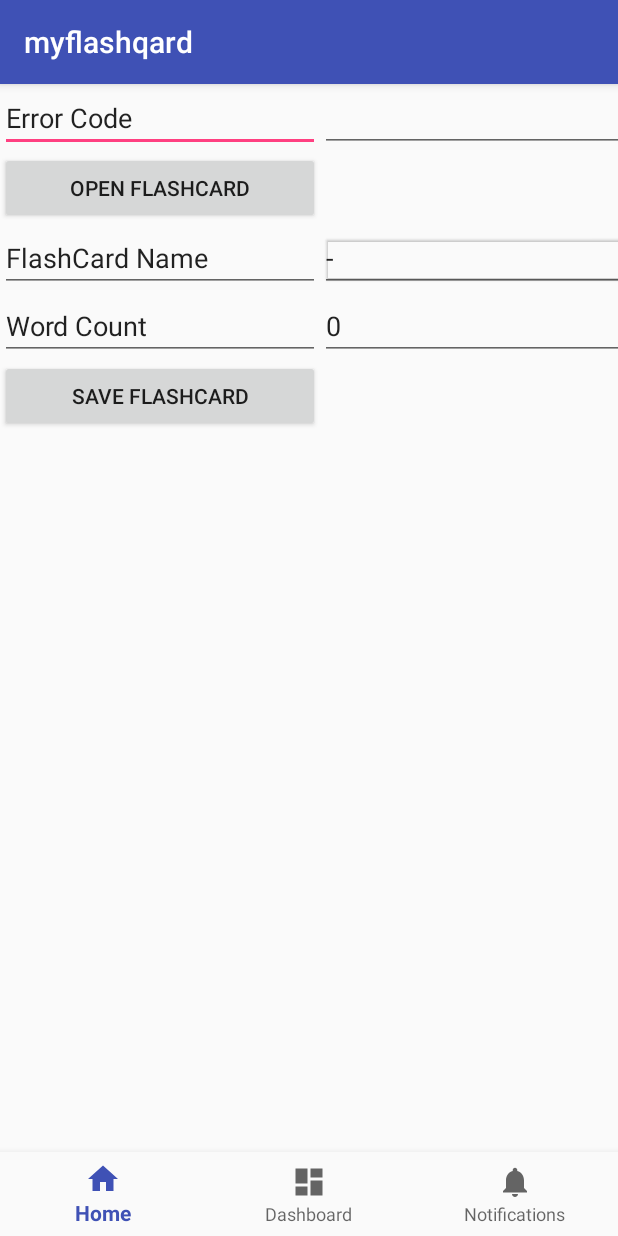
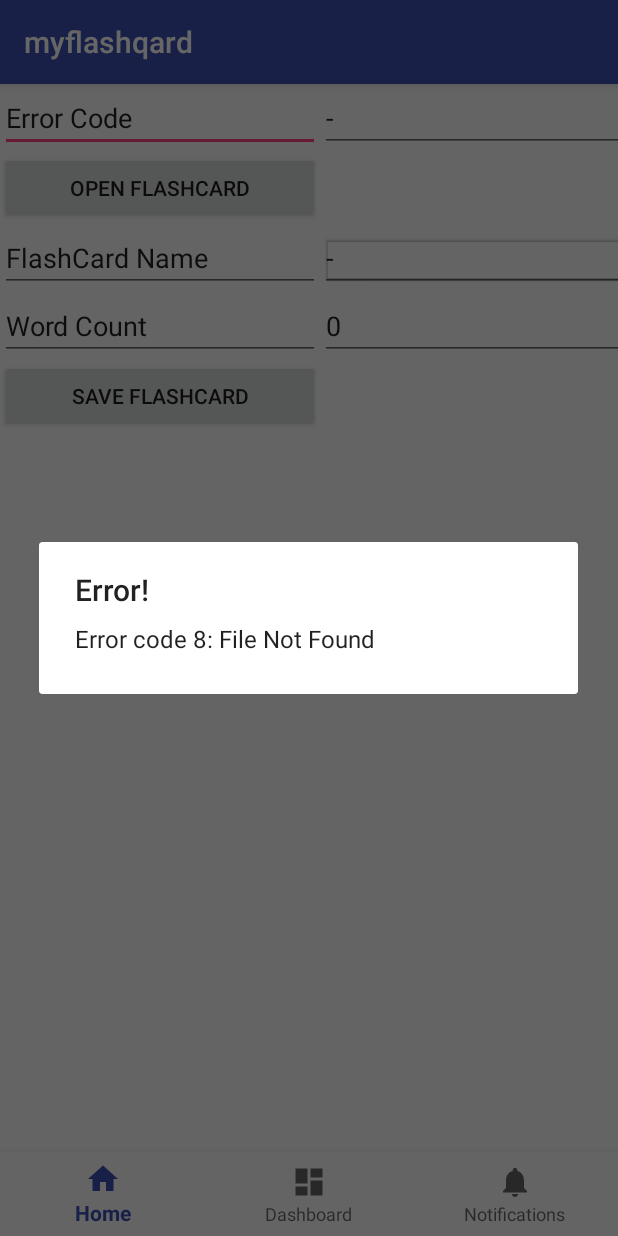
Before and after one commit to refigh/MyFlashQard, an Android app: the screen it shows after launch (MainActivity), after a tap on "OPEN FLASHCARD", on a phone screen of 412 x 824 dp. Run offline under Robolectric (Android 15) with nearby library versions, the phone set to English and light mode, and no system bars.

Commit message:
- Asking for "storage permission" added. - "Error code" table and dialog box mechanism added.

```diff
--- a/app/build.gradle
+++ b/app/build.gradle
@@ -2,7 +2,7 @@ apply plugin: 'com.android.application'
 
 android {
     compileSdkVersion 25
-    buildToolsVersion "25.0.3"
+    buildToolsVersion '25.0.3'
     defaultConfig {
         applicationId 'com.hamze.myflashqard'
         minSdkVersion 15
--- a/app/src/main/AndroidManifest.xml
+++ b/app/src/main/AndroidManifest.xml
@@ -19,5 +19,6 @@
             </intent-filter>
         </activity>
     </application>
-    <uses-permission android:name="android.permission.WRITE_EXTERNAL_STORAGE"></uses-permission>
+    <uses-permission android:name="android.permission.WRITE_EXTERNAL_STORAGE" />
+
 </manifest>
--- a/app/src/main/java/com/hamze/myflashqard/MainActivity.java
+++ b/app/src/main/java/com/hamze/myflashqard/MainActivity.java
@@ -1,8 +1,14 @@
 package com.hamze.myflashqard;
 
+
+import android.Manifest;
+import android.content.pm.PackageManager;
 import android.os.Bundle;
 import android.support.annotation.NonNull;
 import android.support.design.widget.BottomNavigationView;
+import android.support.v4.app.ActivityCompat;
+import android.support.v4.content.ContextCompat;
+import android.support.v7.app.AlertDialog;
 import android.support.v7.app.AppCompatActivity;
 import android.view.MenuItem;
 import android.view.View;
@@ -17,12 +23,15 @@ public class MainActivity extends AppCompatActivity { //implements View.OnClickL
     private TextView editText_flashcard_name;
 
     //buttons
+    private Button button_save;
     private Button button_open;
-    private Button button_save;
 
 
+    // Error code holder
+    private error error_obj = new error();
+
     //define an empty flashcard collection. this is the main data structure which the file will be read in to it.
-    private flashcard_collectin my_fc_col = new flashcard_collectin();
+    private flashcard_collectin my_fc_col = new flashcard_collectin(this);
 
 
     //----------------------------------------------------------------------------------------
@@ -70,10 +79,14 @@ public class MainActivity extends AppCompatActivity { //implements View.OnClickL
         button_save = (Button) findViewById(R.id.button_save);
         button_save.setOnClickListener(button_save_OnClickListener);
 
-
         editText_wordcnt = (TextView) findViewById(R.id.editText_wordcnt);
         editText_Error_indicator = (TextView) findViewById(R.id.editText_Error_indicator);
         editText_flashcard_name = (TextView) findViewById(R.id.editText_flashcard_name);
+
+        // request for application permission at run time.
+        // Note that permissions should be set inside AndroidManifest.xml file before hand.
+        permission_request();
+
 
     }
 
@@ -83,23 +96,23 @@ public class MainActivity extends AppCompatActivity { //implements View.OnClickL
     //----------------------------------------------------------------------------------------
     //On click listener for button_open
     final View.OnClickListener button_open_OnClickListener = new View.OnClickListener() {
+        @Override
         public void onClick(final View v) {
 
             String file_path = "";
-            String error_msg = "";
 
             //file_path = "test_set.fq";
             //file_path = "test_set2.fq";
             file_path = "english_vocab.fq";
             //file_path = "turkish.fq";
 
-            if (my_fc_col.Read_file_to_array(file_path, getAssets(), error_msg)) {
+            if (my_fc_col.Read_file_to_array(file_path, error_obj)) {
                 my_fc_col.Check_integrity();
                 //Print File Info on TextBoxes
                 editText_wordcnt.setText(String.valueOf(my_fc_col.total_card_num));
                 editText_flashcard_name.setText(my_fc_col.box_name);
             } else {
-                error_message(error_msg);
+                error_dialog(error_obj);
             }
 
 
@@ -112,14 +125,21 @@ public class MainActivity extends AppCompatActivity { //implements View.OnClickL
     //----------------------------------------------------------------------------------------
     //On click listener for button_save
     final View.OnClickListener button_save_OnClickListener = new View.OnClickListener() {
+        @Override
         public void onClick(final View v) {
 
-            String error_msg = "";
+            if (my_fc_col.Write_array_2_file(error_obj)) {
 
-            if (my_fc_col.Write_array_2_file(error_msg)) {
-                my_fc_col.Check_integrity();
+                //Dialog for "Saved Successfully".
+                AlertDialog.Builder mBuilder = new AlertDialog.Builder(MainActivity.this);
+                mBuilder.setTitle("!");
+                mBuilder.setMessage("Saved Successfully");
+                //mBuilder.setView(); //good tutorial : https://www.youtube.com/watch?v=plnLs6aST1M
+                AlertDialog dialog = mBuilder.create();
+                dialog.show();
+
             } else {
-                error_message(error_msg);
+                error_dialog(error_obj);
             }
 
         } //onClick
@@ -129,18 +149,67 @@ public class MainActivity extends AppCompatActivity { //implements View.OnClickL
     //----------------------------------------------------------------------------------------
     //----------------------------------------------------------------------------------------
     //----------------------------------------------------------------------------------------
-    private void error_message(String s) {
-        editText_Error_indicator.setText(s);
+    private void error_dialog(error error_obj) {
+
+        //Dialog for error information
+        AlertDialog.Builder mBuilder = new AlertDialog.Builder(MainActivity.this);
+        mBuilder.setTitle("Error!");
+        mBuilder.setMessage("Error code " + String.valueOf(error_obj.get_error_code()) + ": " + error_obj.get_error_description());
+        //mBuilder.setView(); //good tutorial : https://www.youtube.com/watch?v=plnLs6aST1M
+        AlertDialog dialog = mBuilder.create();
+        dialog.show();
+
     }
+
+
+    //----------------------------------------------------------------------------------------
+    //----------------------------------------------------------------------------------------
+    //----------------------------------------------------------------------------------------
+    private void permission_request() {
+
+        int MY_PERMISSIONS_REQUEST_WRITE_EXTERNAL_STORAGE = 0;
+        if (ContextCompat.checkSelfPermission(this, Manifest.permission.WRITE_EXTERNAL_STORAGE)
+                != PackageManager.PERMISSION_GRANTED) {
+            // Should we show an explanation?
+            if (ActivityCompat.shouldShowRequestPermissionRationale(this,
+                    Manifest.permission.WRITE_EXTERNAL_STORAGE)) {
+
+                // Show an explanation to the user *asynchronously* -- don't block
+                // this thread waiting for the user's response! After the user
+                // sees the explanation, try again to request the permission.
+
+                //hamze: Program comes here, when user has denied the request for first time...
+                //       user can be informed to manually set the permission by a dialog!?
+                //       Later read more about this here:
+                //       https://stackoverflow.com/questions/32347532/android-m-permissions-confused-on-the-usage-of-shouldshowrequestpermissionrati
+
+            } else {
+                // No explanation needed, we can request the permission.
+                ActivityCompat.requestPermissions(this,
+                        new String[]{Manifest.permission.WRITE_EXTERNAL_STORAGE},
+                        MY_PERMISSIONS_REQUEST_WRITE_EXTERNAL_STORAGE);
+
+                // MY_PERMISSIONS_REQUEST_READ_CONTACTS is an
+                // app-defined int constant. The callback method gets the
+                // result of the request.
+            }
+
+            // hamze: I did not do anything if the permission is not granted. do it later
+            //        according to ref: https://developer.android.com/training/permissions/requesting.html#handle-response
+
+            //TODO: read as general information: what are these function? getExternalFilesDir(String), getFilesDir();
+        }
+
+    }//permission_request
 
 
 }//public class MainActivity
 
 //TODO: later change XML parser to resolve the problem with modifying special characters.
-//TODO: ask user for disk access
+//TODO: ask user for disk access.
+//TODO: show loading, saving.. dialog box for big files.
 //TODO: function for compare or sort
 //TODO: change file format: each card should has an ID, attribs: difficulty, terminology, book, ..
-//TODO: convert error message to error code
 //TODO: compress/encrypt the file
 //TODO: File open and saving issue
 //TODO: Automatice UML extract (schematic about how classes access each other
--- /dev/null
+++ b/app/src/main/java/com/hamze/myflashqard/error.java
@@ -0,0 +1,108 @@
+package com.hamze.myflashqard;
+
+import android.util.Log;
+
+/**
+ * Created by hamzeh on 7/27/2017.
+ */
+
+public class error {
+
+    //----------------------------------------------------------------------------------------
+    //----------------------------------------------------------------------------------------
+    //----------------------------------------------------------------------------------------
+    // Constructor
+    error() {
+        error_description = new String[32];
+        error_description[0] = "No Error!";
+        error_description[1] = "No flashcard open";
+        error_description[2] = "No file path to save!";
+        error_description[3] = "Ex-Storage not mounted!";
+        error_description[4] = "Program folder not created. No storage permission";
+        error_description[5] = "Check storage permission to External memory!";
+        error_description[6] = "more than 1 stack";
+        error_description[7] = "unknown card type";
+        error_description[8] = "File Not Found";
+        error_description[9] = "XML parser error";
+        error_description[10] = "XML parser can not initialize";
+        error_description[11] = "";
+        error_description[12] = "";
+        error_description[13] = "";
+        error_description[14] = "";
+        error_description[15] = "";
+        error_description[16] = "";
+        error_description[17] = "";
+        error_description[18] = "";
+        error_description[19] = "";
+        error_description[20] = "";
+        error_description[21] = "";
+        error_description[22] = "";
+        error_description[23] = "";
+        error_description[24] = "";
+        error_description[25] = "";
+        error_description[26] = "";
+        error_description[27] = "";
+        error_description[28] = "";
+        error_description[29] = "";
+        error_description[30] = "";
+        error_description[31] = "";
+
+        latest_error_code = 0;
+        latest_error_string = error_description[latest_error_code];
+    }
+
+    //----------------------------------------------------------------------------------------
+    //----------------------------------------------------------------------------------------
+    //----------------------------------------------------------------------------------------
+    public void set_error_code(int er_code) {
+        latest_error_code = er_code;
+        latest_error_string = error_description[latest_error_code];
+
+        //write error to log file
+        Log.d("Flashqard_error_tag", " Error code: " + String.valueOf(latest_error_code) + " Error description: " + latest_error_string);
+    }
+
+    //----------------------------------------------------------------------------------------
+    //----------------------------------------------------------------------------------------
+    //----------------------------------------------------------------------------------------
+    public void set_error_code(int er_code, int aux_data) {
+        latest_error_code = er_code;
+
+        switch (latest_error_code) {
+            case 7:
+                latest_error_string = error_description[latest_error_code] + " - card num: " + String.valueOf(aux_data);
+                break;
+
+            default:
+                latest_error_string = error_description[latest_error_code];
+        }//switch
+
+        //write error to log file
+        Log.d("Flashqard_error_tag", " Error code: " + String.valueOf(latest_error_code) + " Error description: " + latest_error_string);
+    }
+
+    //----------------------------------------------------------------------------------------
+    //----------------------------------------------------------------------------------------
+    //----------------------------------------------------------------------------------------
+    public String get_error_description() {
+        return latest_error_string;
+    }
+
+
+    //----------------------------------------------------------------------------------------
+    //----------------------------------------------------------------------------------------
+    //----------------------------------------------------------------------------------------
+    public int get_error_code() {
+        return latest_error_code;
+    }
+
+
+    //constants
+    private final String[] error_description;
+
+    //variables
+    private int latest_error_code;
+    private String latest_error_string;
+
+
+}
--- a/app/src/main/java/com/hamze/myflashqard/flashcard_collectin.java
+++ b/app/src/main/java/com/hamze/myflashqard/flashcard_collectin.java
@@ -4,6 +4,7 @@
 
 package com.hamze.myflashqard;
 
+import android.content.Context;
 import android.content.res.AssetManager;
 import android.os.Environment;
 
@@ -60,11 +61,14 @@ public class flashcard_collectin {
 
     private stage[] stage_list; // each stage includes a list of cards
 
+    // variable to hold context
+    private Context outer_context;
+
     //----------------------------------------------------------------------------------------
     //----------------------------------------------------------------------------------------
     //----------------------------------------------------------------------------------------
     // Constructor
-    flashcard_collectin() {
+    flashcard_collectin(Context context) {
         authoremail = "";
         license = "";
         author = "";
@@ -81,15 +85,19 @@ public class flashcard_collectin {
             stage_list[i] = new stage();
         }
 
+        outer_context = context;
+
     }// constructor
 
     //----------------------------------------------------------------------------------------
     //----------------------------------------------------------------------------------------
     //----------------------------------------------------------------------------------------
     // read XML file into flash card array
-    public boolean Read_file_to_array(String fpath, AssetManager as_mng, String error_msg) {
+    public boolean Read_file_to_array(String fpath, error error_obj) {
 
+        IsOpen = false;
         file_path = fpath;
+        AssetManager asset_mng = outer_context.getAssets();
 
         //XML file parser
         XmlPullParserFactory factory;
@@ -100,12 +108,12 @@ public class flashcard_collectin {
             xpp = factory.newPullParser();
         } catch (XmlPullParserException e) {
             e.printStackTrace();
+            error_obj.set_error_code(10);
             return false;
         }
 
 
-        InputStream in_st = null;
-        String indent = "";
+        InputStream inp_strm = null;
         int card_cnt = 0;
         String last_att_val = "";
         int stage_counter = -1;
@@ -114,16 +122,14 @@ public class flashcard_collectin {
 
         try {
 
-            in_st = as_mng.open(file_path);
-            xpp.setInput(in_st, null);
+            inp_strm = asset_mng.open(file_path);
+            xpp.setInput(inp_strm, null);
             int eventType = xpp.getEventType();
 
             //main parsing loop
             while (eventType != XmlPullParser.END_DOCUMENT) {
 
                 if (eventType == XmlPullParser.START_DOCUMENT) {
-                    //Log.d("hamze_tag", "Start document"); //System.out.println("Start document");
-
                 } else if (eventType == XmlPullParser.START_TAG) {
                     tag_stack.push(xpp.getName()); //push latest open tag into stack
 
@@ -158,7 +164,7 @@ public class flashcard_collectin {
                                 stage_list[0].stage_type = 0; //0: stack type
                             } else {
                                 //error: just one stack should exist
-                                error_msg = "more than 1 stack";
+                                error_obj.set_error_code(6);
                                 return false;
                             }
 
@@ -172,7 +178,7 @@ public class flashcard_collectin {
                         case TG_CARD: //card
                             first_lang = true;
                             if (!xpp.getAttributeValue(0).equals(ATTR_VOC)) {
-                                error_msg = "unknown " + TG_CARD + " type" + String.valueOf(card_cnt);
+                                error_obj.set_error_code(7, card_cnt);//invalid card is card number card_cnt
                                 return false;
                             }
                             stage_list[stage_counter].cards.add(new vocabulary_card());
@@ -188,13 +194,8 @@ public class flashcard_collectin {
                         last_att_val = xpp.getAttributeValue(0);
                     }
 
-                    //Log.d("hamze_tag", indent+"Start tag "+xpp.getName()+ " " + String.valueOf(xpp.getAttributeCount()) );
-                    //indent = indent + "   "; // add one space
-
 
                 } else if (eventType == XmlPullParser.END_TAG) {
-                    //indent = indent.substring(0, indent.length()-3); //remove on space
-                    //Log.d("hamze_tag", indent+"End tag "+xpp.getName());
 
                     if (xpp.getName().equals(TG_CARD)) {
                         card_cnt++;
@@ -203,8 +204,6 @@ public class flashcard_collectin {
                     tag_stack.pop(); //remove last open tag
 
                 } else if (eventType == XmlPullParser.TEXT) {
-                    // if (xpp.getText().trim().length() > 0 ) //text is not white space
-                    //     Log.d("hamze_tag", indent+"Text: "+ xpp.getText().trim() );
 
                     switch (tag_stack.peek()) { //check last open tag to see TEXT belongs to whome
                         case TG_CARD: //card
@@ -267,26 +266,19 @@ public class flashcard_collectin {
                 eventType = xpp.next(); //read next XML token from XML file.
 
             }//while
-
-            //Log.d("hamze_tag", "End document");
-
             total_card_num = card_cnt;
 
+            //close the files
+            inp_strm.close();
 
-            //Log.d("hamze_tag", "card count" + String.valueOf(total_card_num) );
-
-
-            //close the files
-            in_st.close();
-            as_mng.close();
 
         } catch (IOException e) {
             e.printStackTrace();
-            error_msg = "File Not Found";
+            error_obj.set_error_code(8); //"File Not Found";
             return false;
         } catch (XmlPullParserException e) {
             e.printStackTrace();
-            error_msg = "XML parser error";
+            error_obj.set_error_code(9);
             return false;
         }
 
@@ -299,22 +291,22 @@ public class flashcard_collectin {
     //----------------------------------------------------------------------------------------
     //----------------------------------------------------------------------------------------
     // write flashcard array into XML file
-    public boolean Write_array_2_file(String error_msg) {
+    public boolean Write_array_2_file(error error_obj) {
 
         //flash card should be opened first
         if (!IsOpen) {
-            error_msg = "No flashcard open";
+            error_obj.set_error_code(1);
             return false;
         }
 
         if (file_path.equals("")) {
-            error_msg = "No file path to save!";
+            error_obj.set_error_code(2);
             return false;
         }
 
         String storage_state = Environment.getExternalStorageState();
         if (!storage_state.equals("mounted")) {
-            error_msg = "Ex-Storage not mounted!";
+            error_obj.set_error_code(3);
             return false;
         }
 
@@ -327,7 +319,7 @@ public class flashcard_collectin {
         File fq_folder = new File(storage_root_path, "Flashqard"); //path of new folder on root directory
         if (!fq_folder.exists()) {
             if (!fq_folder.mkdirs()) {// this will create folder.
-                error_msg = "Program folder not created. No write permission";
+                error_obj.set_error_code(4); // "Program folder not created. No storage permission"
                 return false;
             }
         }
@@ -417,7 +409,7 @@ public class flashcard_collectin {
 
         } catch (IOException e) {
             e.printStackTrace();
-            error_msg = "check write permission!";
+            error_obj.set_error_code(5); // "Check storage permission to External memory!";
             return false;
         }
 
--- a/app/src/main/res/layout/activity_main.xml
+++ b/app/src/main/res/layout/activity_main.xml
@@ -106,7 +106,7 @@
 
                 <Button
                     android:id="@+id/button_save"
-                    android:layout_width="match_parent"
+                    android:layout_width="wrap_content"
                     android:layout_height="wrap_content"
                     android:text="Save FLASHCARD" />
             </TableRow>
--- a/app/src/main/res/values/strings.xml
+++ b/app/src/main/res/values/strings.xml
@@ -3,4 +3,7 @@
     <string name="title_home">Home</string>
     <string name="title_dashboard">Dashboard</string>
     <string name="title_notifications">Notifications</string>
+    <string name="error">Error!</string>
+    <string name="ok">ok</string>
+    <string name="cancel">cancel</string>
 </resources>
```
